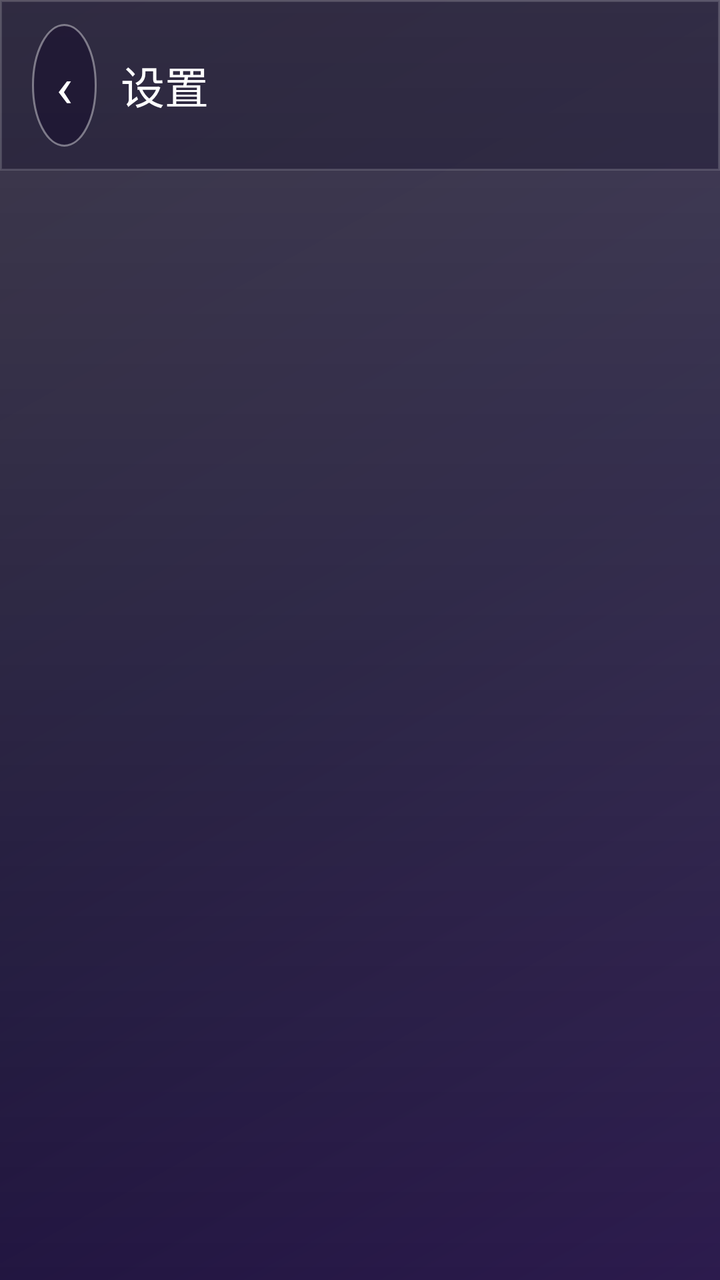
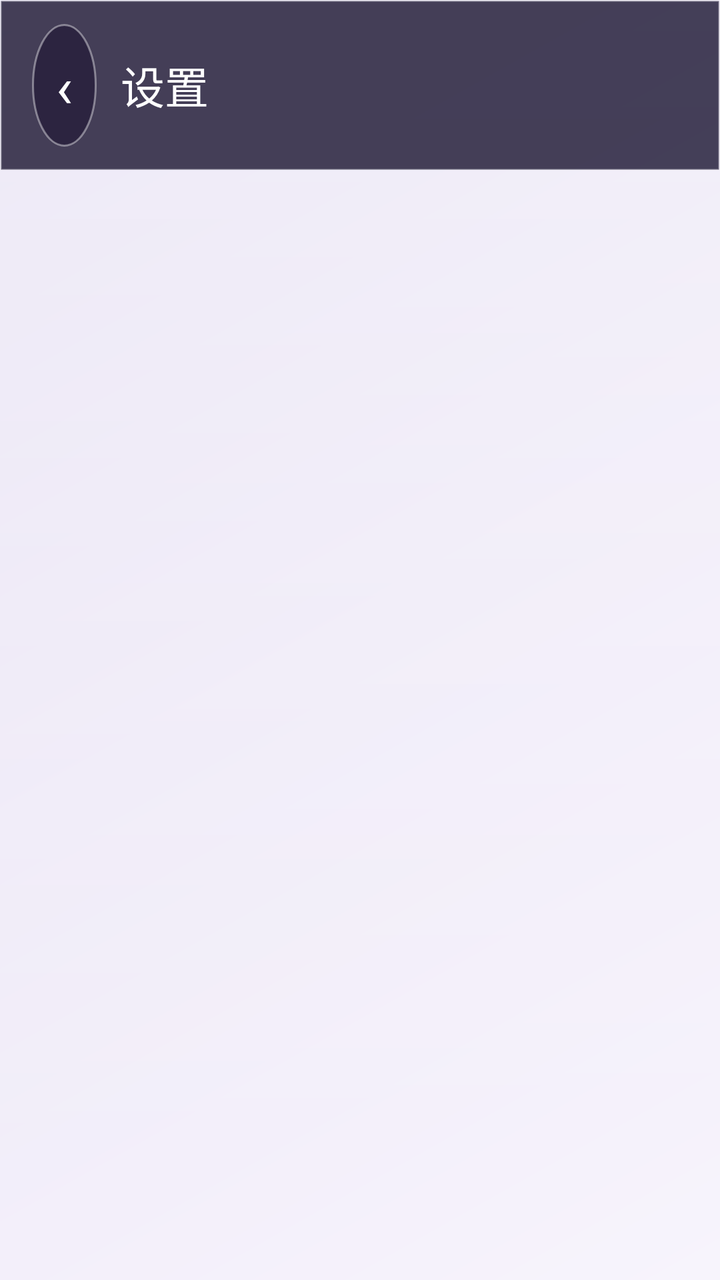

Two renders of the same Android screen: before a commit and after it. Below are the layout's source before the change and the commit's diff.
<!-- AndroidManifest.xml: activity theme Theme.UvcBlindCam -->
<!-- res/layout/activity_settings.xml -->
<?xml version="1.0" encoding="utf-8"?>
<LinearLayout xmlns:android="http://schemas.android.com/apk/res/android"
    android:layout_width="match_parent"
    android:layout_height="match_parent"
    android:orientation="vertical"
    android:background="@drawable/bg_gradient_dark">

    
    <LinearLayout
        android:id="@+id/barTop"
        android:layout_width="match_parent"
        android:layout_height="wrap_content"
        android:orientation="horizontal"
        android:gravity="center_vertical"
        android:background="@drawable/bg_glass_bar"
        android:paddingHorizontal="16dp"
        android:paddingVertical="12dp">

        <TextView
            android:id="@+id/btnBack"
            android:layout_width="wrap_content"
            android:layout_height="wrap_content"
            android:padding="12dp"
            android:text="‹"
            android:textColor="#FFFFFF"
            android:textSize="28sp"
            android:background="@drawable/bg_play_badge"
            android:contentDescription="@string/common_back" />

        <TextView
            android:layout_width="0dp"
            android:layout_height="wrap_content"
            android:layout_weight="1"
            android:layout_marginStart="12dp"
            android:text="@string/settings_title"
            android:textColor="#FFFFFF"
            android:textSize="22sp"
            android:textStyle="normal" />
    </LinearLayout>

    <ScrollView
        android:layout_width="match_parent"
        android:layout_height="match_parent"
        android:fillViewport="true"
        android:scrollbars="none">

        <LinearLayout
            android:id="@+id/cardContainer"
            android:layout_width="match_parent"
            android:layout_height="wrap_content"
            android:orientation="vertical"
            android:paddingHorizontal="18dp"
            android:paddingTop="10dp"
            android:paddingBottom="28dp" />
    </ScrollView>
</LinearLayout>
<!-- resources referenced by this layout -->
<resources>
  <!-- drawable bg_glass_bar (drawable) -->
  <?xml version="1.0" encoding="utf-8"?>
  <shape xmlns:android="http://schemas.android.com/apk/res/android"
      android:shape="rectangle">
      <solid android:color="#5C14102A" />
      <stroke
          android:width="1dp"
          android:color="#26FFFFFF" />
  </shape>
  <!-- drawable bg_gradient_dark (drawable) -->
  <?xml version="1.0" encoding="utf-8"?>
  <layer-list xmlns:android="http://schemas.android.com/apk/res/android">
      <item>
          <shape android:shape="rectangle">
              <gradient
                  android:angle="135"
                  android:startColor="#FF2C1B4D"
                  android:centerColor="#FF171033"
                  android:endColor="#FF100B21"
                  android:type="linear" />
          </shape>
      </item>
      
      <item>
          <shape android:shape="rectangle">
              <gradient
                  android:angle="270"
                  android:startColor="#33FFFFFF"
                  android:endColor="#00000000"
                  android:type="linear" />
          </shape>
      </item>
  </layer-list>
  <string name="common_back">返回</string>
  <style name="Theme.UvcBlindCam" parent="Theme.Material3.DayNight.NoActionBar">
          <item name="colorPrimary">@color/brand_blue</item>
          <item name="colorPrimaryDark">@color/brand_blue_dark</item>
          <item name="colorOnPrimary">@color/white</item>
          <item name="colorSecondary">@color/brand_blue</item>
          <item name="android:colorBackground">#FFF2F4F7</item>
          <item name="colorOnBackground">#FF1A1F26</item>
          <item name="colorSurface">#FFFFFFFF</item>
          <item name="colorOnSurface">#FF1A1F26</item>
          <item name="colorSurfaceVariant">#FFE3EAF2</item>
          <item name="colorOnSurfaceVariant">#FF5A6472</item>
          <item name="colorOutline">#FFB6C0CC</item>
          <item name="android:statusBarColor">#FFFFFFFF</item>
          <item name="android:navigationBarColor">#FFFFFFFF</item>
          <item name="android:windowLightStatusBar">true</item>
          <item name="android:windowFullscreen">false</item>
  
          
          <item name="appBar">#FFFFFFFF</item>
          <item name="chipBg">#FFE3EAF2</item>
          <item name="onSurfaceDim">#FF5A6472</item>
          <item name="dividerColor">#FFD7DDE5</item>
          <item name="btnOutline">#FFB6C0CC</item>
          <item name="previewLabel">#FFFFFFFF</item>
          <item name="accentColor">#FF1565C0</item>
      </style>
  <color name="white">#FFFFFFFF</color>
  <!-- unchanged entries left out for length: 4 -->
</resources>

<!-- the commit's change to res/layout/activity_settings.xml (unified diff, before → after) -->
@@ -3,7 +3,7 @@
     android:layout_width="match_parent"
     android:layout_height="match_parent"
     android:orientation="vertical"
-    android:background="@drawable/bg_gradient_dark">
+    android:background="?attr/appBg">
 
     
     <LinearLayout
@@ -12,7 +12,7 @@
         android:layout_height="wrap_content"
         android:orientation="horizontal"
         android:gravity="center_vertical"
-        android:background="@drawable/bg_glass_bar"
+        android:background="?attr/barBg"
         android:paddingHorizontal="16dp"
         android:paddingVertical="12dp">
 
<!-- resource entries referenced after the edit -->
@@ -4,35 +4,32 @@
   <?xml version="1.0" encoding="utf-8"?>
   <shape xmlns:android="http://schemas.android.com/apk/res/android"
       android:shape="rectangle">
-      <solid android:color="#5C14102A" />
+      <solid android:color="#CC1A1330" />
       <stroke
           android:width="1dp"
-          android:color="#26FFFFFF" />
+          android:color="#33FFFFFF" />
   </shape>
-  <!-- drawable bg_gradient_dark (drawable) -->
+  <!-- drawable bg_pill_light (drawable) -->
   <?xml version="1.0" encoding="utf-8"?>
-  <layer-list xmlns:android="http://schemas.android.com/apk/res/android">
-      <item>
-          <shape android:shape="rectangle">
-              <gradient
-                  android:angle="135"
-                  android:startColor="#FF2C1B4D"
-                  android:centerColor="#FF171033"
-                  android:endColor="#FF100B21"
-                  android:type="linear" />
-          </shape>
-      </item>
-      
-      <item>
-          <shape android:shape="rectangle">
-              <gradient
-                  android:angle="270"
-                  android:startColor="#33FFFFFF"
-                  android:endColor="#00000000"
-                  android:type="linear" />
-          </shape>
-      </item>
-  </layer-list>
+  <shape xmlns:android="http://schemas.android.com/apk/res/android"
+      android:shape="rectangle">
+      <solid android:color="#14000000" />
+      <corners android:radius="100dp" />
+      <stroke
+          android:width="1dp"
+          android:color="#26000000" />
+  </shape>
+  <!-- drawable bg_pill_gradient (drawable) -->
+  <?xml version="1.0" encoding="utf-8"?>
+  <shape xmlns:android="http://schemas.android.com/apk/res/android"
+      android:shape="rectangle">
+      <gradient
+          android:angle="0"
+          android:startColor="#FFFF6FB5"
+          android:endColor="#FF8B5CF6"
+          android:type="linear" />
+      <corners android:radius="100dp" />
+  </shape>
   <string name="common_back">返回</string>
   <style name="Theme.UvcBlindCam" parent="Theme.Material3.DayNight.NoActionBar">
           <item name="colorPrimary">@color/brand_blue</item>
@@ -52,6 +49,11 @@
           <item name="android:windowFullscreen">false</item>
   
           
+          <item name="appBg">@drawable/bg_gradient_light</item>
+          <item name="cardBg">@drawable/bg_glass_card_light</item>
+          <item name="barBg">@drawable/bg_glass_bar</item>
+          <item name="pillBg">@drawable/bg_pill_light</item>
+          <item name="pillSelectedBg">@drawable/bg_pill_gradient</item>
           <item name="appBar">#FFFFFFFF</item>
           <item name="chipBg">#FFE3EAF2</item>
           <item name="onSurfaceDim">#FF5A6472</item>
@@ -61,6 +63,43 @@
           <item name="accentColor">#FF1565C0</item>
       </style>
   <color name="white">#FFFFFFFF</color>
+  <!-- drawable bg_gradient_light (drawable) -->
+  <?xml version="1.0" encoding="utf-8"?>
+  <layer-list xmlns:android="http://schemas.android.com/apk/res/android">
+      <item>
+          <shape android:shape="rectangle">
+              <gradient
+                  android:angle="135"
+                  android:startColor="#FFF7F4FC"
+                  android:centerColor="#FFEFEAF8"
+                  android:endColor="#FFE4DEF2"
+                  android:type="linear" />
+          </shape>
+      </item>
+      <item>
+          <shape android:shape="rectangle">
+              <gradient
+                  android:angle="270"
+                  android:startColor="#66FFFFFF"
+                  android:endColor="#00000000"
+                  android:type="linear" />
+          </shape>
+      </item>
+  </layer-list>
+  <!-- drawable bg_glass_card_light (drawable) -->
+  <?xml version="1.0" encoding="utf-8"?>
+  <shape xmlns:android="http://schemas.android.com/apk/res/android"
+      android:shape="rectangle">
+      <gradient
+          android:angle="135"
+          android:startColor="#F2FFFFFF"
+          android:endColor="#D9F1ECFA"
+          android:type="linear" />
+      <corners android:radius="22dp" />
+      <stroke
+          android:width="1dp"
+          android:color="#338B5CF6" />
+  </shape>
   <!-- unchanged entries left out for length: 4 -->
 </resources>
 
